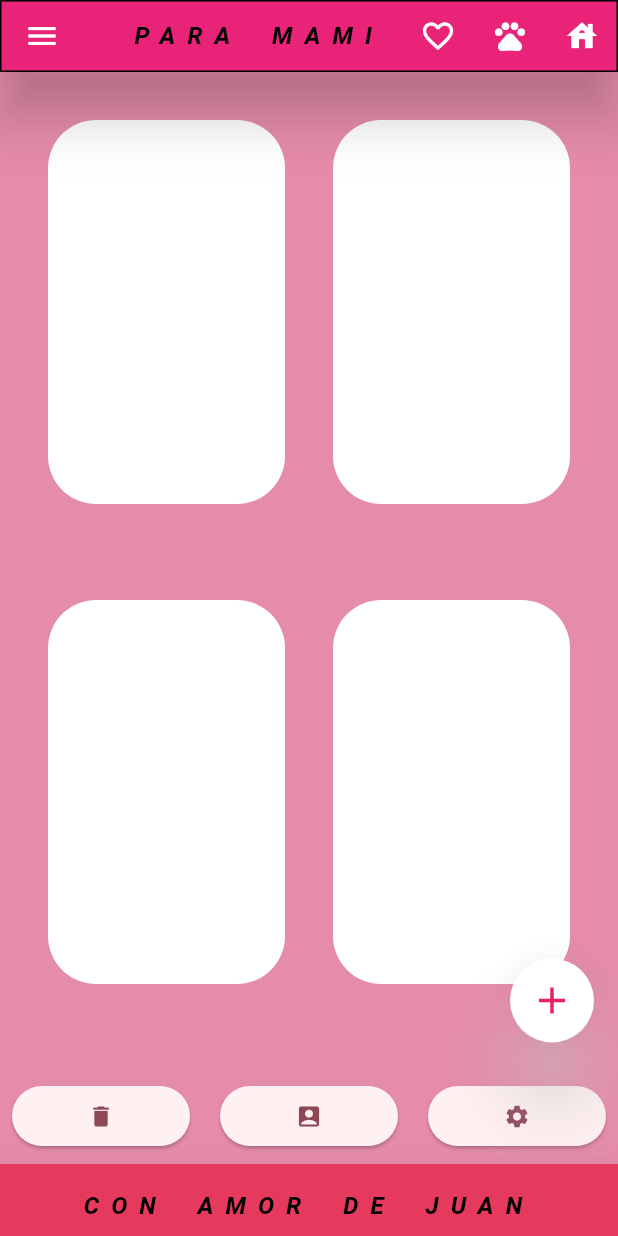
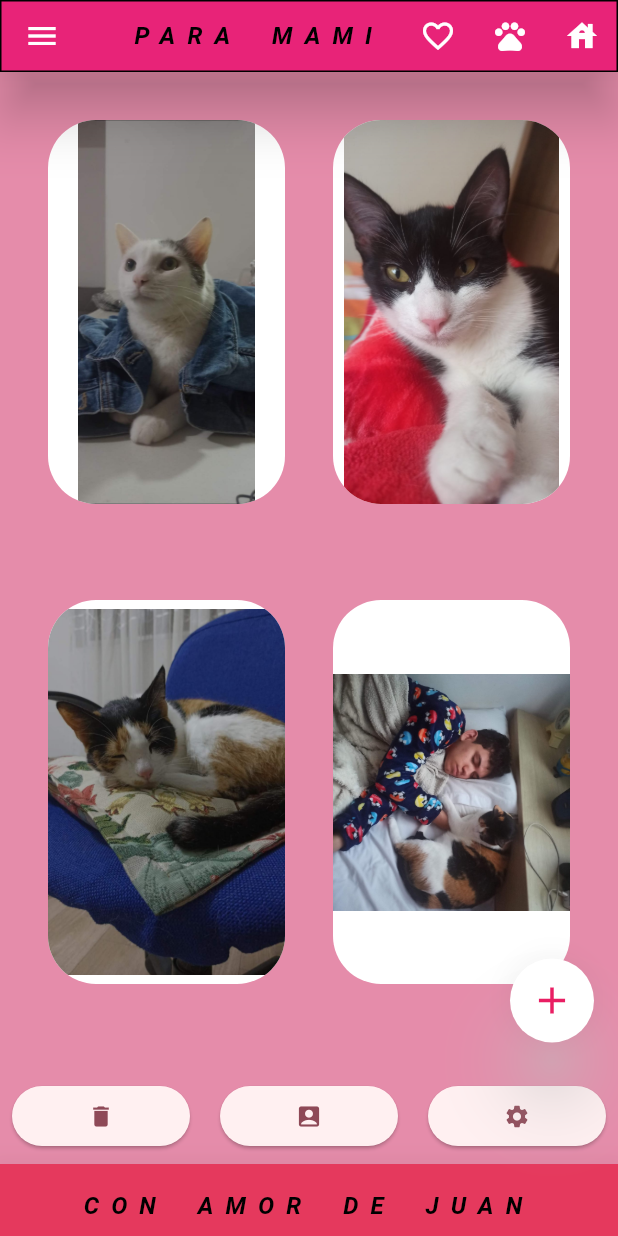
Before and after one commit to KahanaEnder/dia_de_la_madre, a Flutter app: the screen it shows after launch, on a phone screen of 412 x 824 dp. Run offline on Flutter 3.47's test engine with Material 3 defaults, Android fonts, the phone set to English and light mode, and no system bars; Roboto replaces fonts that are missing (Monocraft).

Commit message:
Se agregan las imagenes al proyecto y se enparentan al contenedor

```diff
--- a/lib/src/core/view/my_home_page.dart
+++ b/lib/src/core/view/my_home_page.dart
@@ -108,9 +108,10 @@ class _MyHomePageState extends State<MyHomePage> {
                       child: Container(
                         alignment: Alignment.center,
                         decoration: BoxDecoration(borderRadius: BorderRadius.circular(32),color: AppColors.background),
+                        clipBehavior: Clip.antiAlias,
                         height: 256,
                         width: 192,
-                        child: null, //implementar imagen
+                        child: Image.asset("assets/images/poncho.jpg",fit: BoxFit.fill), //implementar imagen
                       ),
                     ),
                   ),
@@ -120,9 +121,10 @@ class _MyHomePageState extends State<MyHomePage> {
                       child: Container(
                         alignment: Alignment.center,
                         decoration: BoxDecoration(borderRadius: BorderRadius.circular(32),color: AppColors.background),
+                        clipBehavior: Clip.antiAlias,
                         height: 256,
                         width: 192,
-                        child: null,
+                        child: Image.asset("assets/images/poncha_candy.jpg",fit: BoxFit.fill),
                       ),
                     ),
                   )
@@ -136,9 +138,10 @@ class _MyHomePageState extends State<MyHomePage> {
                       child: Container(
                         alignment: Alignment.center,
                         decoration: BoxDecoration(borderRadius: BorderRadius.circular(32),color: AppColors.background),
+                        clipBehavior: Clip.antiAlias,
                         height: 256,
                         width: 192,
-                        child: null,
+                        child: Image.asset("assets/images/poncha_ambar.jpg",fit: BoxFit.fill),
                       ),
                     ),
                   ),
@@ -148,14 +151,15 @@ class _MyHomePageState extends State<MyHomePage> {
                       child: Container(
                         alignment: Alignment.center,
                         decoration: BoxDecoration(borderRadius: BorderRadius.circular(32),color: AppColors.background),
+                        clipBehavior: Clip.antiAlias,
                         height: 256,
                         width: 192,
-                        child: null,
+                        child: Image.asset("assets/images/ponchitos.jpg",fit: BoxFit.fill),
                       ),
                     ),
                   )
                 ],
-              )
+              ),
             ],
           ),
         ),
```
Also changed, not shown: assets/images/IMG-20250508-WA0056.jpg (added), assets/images/IMG-20250508-WA0057.jpg (added), assets/images/IMG-20250508-WA0058.jpg (added), assets/images/IMG-20250508-WA0059.jpg (added), assets/images/IMG-20250508-WA0061.jpg (added), assets/images/IMG-20250508-WA0062.jpg (added), assets/images/IMG-20250508-WA0063.jpg (added), assets/images/IMG-20250508-WA0066.jpg (added), assets/images/IMG-20250508-WA0067.jpg (added), assets/images/IMG-20250508-WA0068.jpg (added), assets/images/IMG-20250508-WA0069.jpg (added), assets/images/IMG-20250508-WA0071.jpg (added), assets/images/poncha_ambar.jpg (added), assets/images/poncha_candy.jpg (added), 2 more files.
